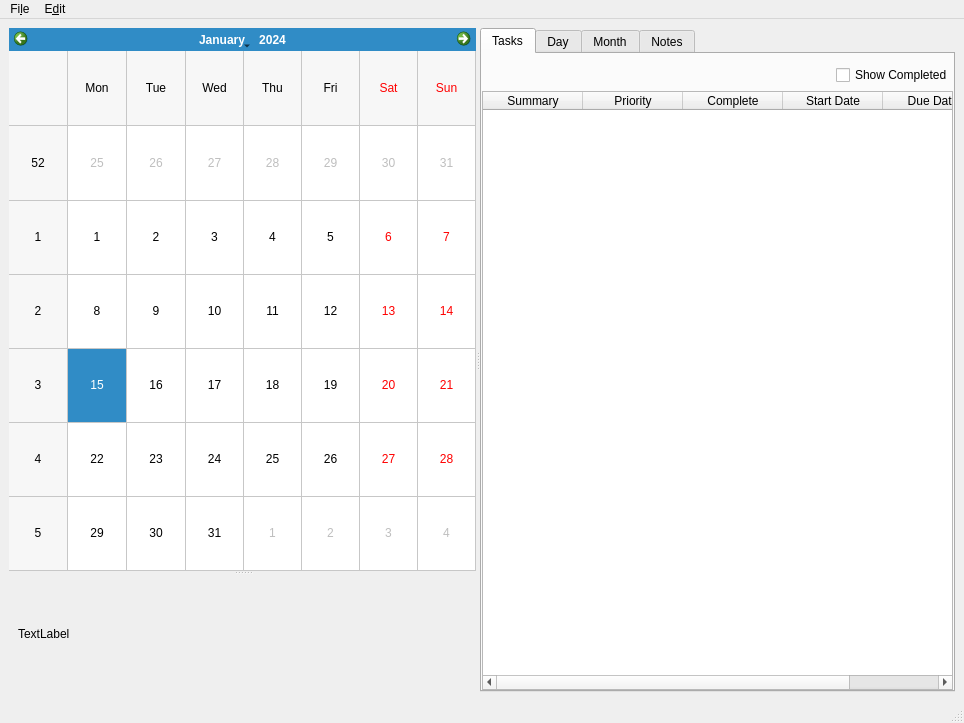
Above: src/todocalendar/ui/main_window.ui from anetczuk/hanlendar before the change. Below: the same form after it.
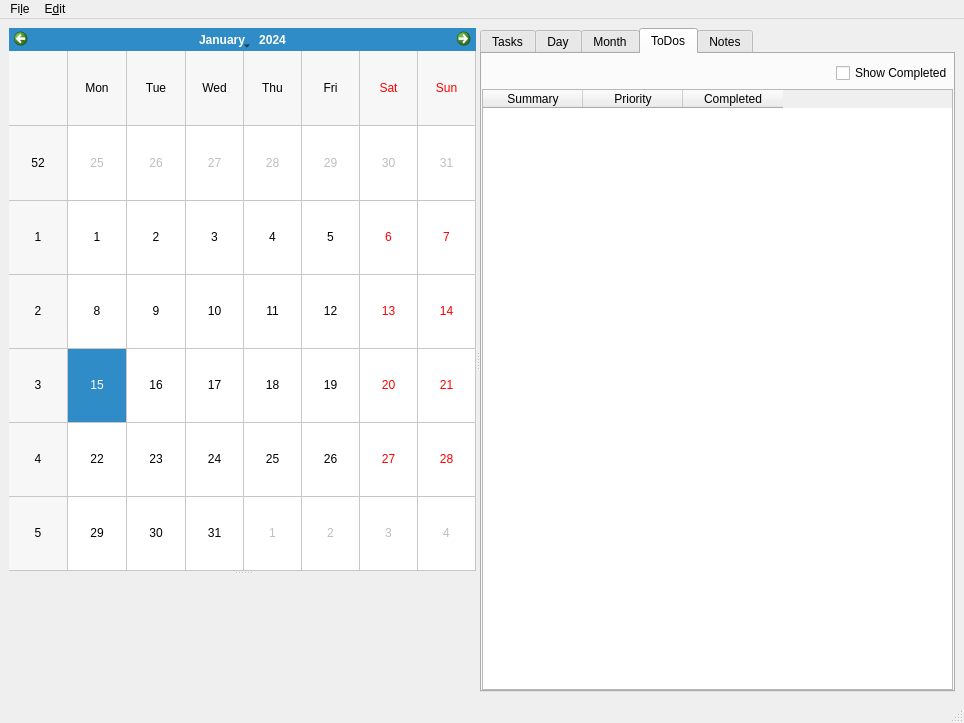
That is the form after the change. The open tabs and pages were chosen to show the change. Custom widgets are drawn as their Qt base class.

Patch:
```diff
--- a/src/todocalendar/ui/main_window.ui
+++ b/src/todocalendar/ui/main_window.ui
@@ -93,11 +93,7 @@
            <widget class="QWidget" name="event_page">
             <layout class="QVBoxLayout" name="verticalLayout_3">
              <item>
-              <widget class="QLabel" name="label">
-               <property name="text">
-                <string>TextLabel</string>
-               </property>
-              </widget>
+              <widget class="ToDoDetails" name="todoDetails" native="true"/>
              </item>
             </layout>
            </widget>
@@ -123,7 +119,7 @@
         <item>
          <widget class="QTabWidget" name="lists_tabs">
           <property name="currentIndex">
-           <number>0</number>
+           <number>3</number>
           </property>
           <widget class="QWidget" name="tasks_tab">
            <attribute name="title">
@@ -145,7 +141,7 @@
             <item>
              <layout class="QHBoxLayout" name="horizontalLayout_2">
               <property name="topMargin">
-               <number>11</number>
+               <number>9</number>
               </property>
               <item>
                <spacer name="horizontalSpacer">
@@ -236,6 +232,71 @@
             </property>
            </layout>
           </widget>
+          <widget class="QWidget" name="todos_tab">
+           <attribute name="title">
+            <string>ToDos</string>
+           </attribute>
+           <layout class="QVBoxLayout" name="verticalLayout_9">
+            <property name="leftMargin">
+             <number>0</number>
+            </property>
+            <property name="topMargin">
+             <number>0</number>
+            </property>
+            <property name="rightMargin">
+             <number>0</number>
+            </property>
+            <property name="bottomMargin">
+             <number>0</number>
+            </property>
+            <item>
+             <layout class="QHBoxLayout" name="horizontalLayout_3">
+              <property name="topMargin">
+               <number>9</number>
+              </property>
+              <item>
+               <spacer name="horizontalSpacer_2">
+                <property name="orientation">
+                 <enum>Qt::Horizontal</enum>
+                </property>
+                <property name="sizeHint" stdset="0">
+                 <size>
+                  <width>40</width>
+                  <height>20</height>
+                 </size>
+                </property>
+               </spacer>
+              </item>
+              <item>
+               <widget class="QCheckBox" name="showCompletedToDosCB">
+                <property name="text">
+                 <string>Show Completed</string>
+                </property>
+               </widget>
+              </item>
+             </layout>
+            </item>
+            <item>
+             <widget class="ToDoTable" name="todosTable">
+              <column>
+               <property name="text">
+                <string>Summary</string>
+               </property>
+              </column>
+              <column>
+               <property name="text">
+                <string>Priority</string>
+               </property>
+              </column>
+              <column>
+               <property name="text">
+                <string>Completed</string>
+               </property>
+              </column>
+             </widget>
+            </item>
+           </layout>
+          </widget>
           <widget class="QWidget" name="notes_tab">
            <attribute name="title">
             <string>Notes</string>
@@ -347,6 +408,17 @@
    <header>todocalendar.gui.noteswidget</header>
    <container>1</container>
   </customwidget>
+  <customwidget>
+   <class>ToDoTable</class>
+   <extends>QTableWidget</extends>
+   <header>todocalendar.gui.todotable</header>
+  </customwidget>
+  <customwidget>
+   <class>ToDoDetails</class>
+   <extends>QWidget</extends>
+   <header>todocalendar.gui.tododetails</header>
+   <container>1</container>
+  </customwidget>
  </customwidgets>
  <resources/>
  <connections>
```
Left out of the diff: 8 changed lines with no effect on the pictures.
